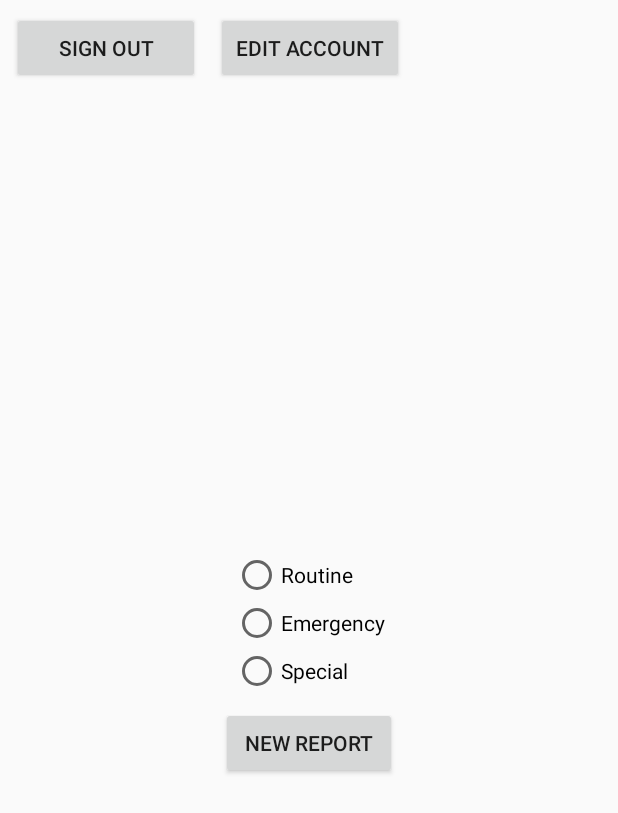
After one commit to MinBarry/Location-Reporting-App, an Android app: the MainActivity screen opened directly, with no data from a screen before it, on a phone screen of 412 x 824 dp. The commit adds this screen. Shown: the top 813 px of the screen. Run offline under Robolectric (Android 15) with nearby library versions, the phone set to English and light mode, and no system bars.

Commit message:
Add android app login

```diff
--- a/Location-Reporting-App-Android/app/build.gradle
+++ b/Location-Reporting-App-Android/app/build.gradle
@@ -4,7 +4,7 @@ android {
     compileSdkVersion 27
     defaultConfig {
         applicationId "minna.location_reporting_app_android"
-        minSdkVersion 15
+        minSdkVersion 14
         targetSdkVersion 27
         versionCode 1
         versionName "1.0"
@@ -22,7 +22,10 @@ dependencies {
     implementation fileTree(dir: 'libs', include: ['*.jar'])
     implementation 'com.android.support:appcompat-v7:27.1.1'
     implementation 'com.android.support:design:27.1.1'
+    implementation 'com.android.support.constraint:constraint-layout:1.1.0'
     testImplementation 'junit:junit:4.12'
     androidTestImplementation 'com.android.support.test:runner:1.0.1'
     androidTestImplementation 'com.android.support.test.espresso:espresso-core:3.0.1'
+    implementation 'com.android.volley:volley:1.1.0'
+
 }
--- a/Location-Reporting-App-Android/app/src/main/AndroidManifest.xml
+++ b/Location-Reporting-App-Android/app/src/main/AndroidManifest.xml
@@ -1,10 +1,12 @@
 <?xml version="1.0" encoding="utf-8"?>
 <manifest xmlns:android="http://schemas.android.com/apk/res/android"
     package="minna.location_reporting_app_android">
+
     <!-- To auto-complete the email text field in the login form with the user's emails -->
     <uses-permission android:name="android.permission.GET_ACCOUNTS" />
     <uses-permission android:name="android.permission.READ_PROFILE" />
     <uses-permission android:name="android.permission.READ_CONTACTS" />
+    <uses-permission android:name="android.permission.INTERNET"/>
 
     <application
         android:allowBackup="true"
@@ -22,6 +24,10 @@
                 <category android:name="android.intent.category.LAUNCHER" />
             </intent-filter>
         </activity>
+        <activity
+            android:name=".MainActivity"
+            android:label="@string/title_activity_main"
+            android:theme="@style/AppTheme.NoActionBar"></activity>
     </application>
 
 </manifest>
--- /dev/null
+++ b/Location-Reporting-App-Android/app/src/main/java/minna/location_reporting_app_android/MainActivity.java
@@ -0,0 +1,47 @@
+package minna.location_reporting_app_android;
+
+import android.os.Bundle;
+import android.support.design.widget.FloatingActionButton;
+import android.support.design.widget.Snackbar;
+import android.support.v7.app.AppCompatActivity;
+import android.support.v7.widget.Toolbar;
+import android.view.View;
+import android.widget.Button;
+
+public class MainActivity extends AppCompatActivity {
+
+    @Override
+    protected void onCreate(Bundle savedInstanceState) {
+        super.onCreate(savedInstanceState);
+        setContentView(R.layout.activity_main);
+        Button mSignout = (Button) findViewById(R.id.signout);
+        Button mEditAccount = (Button) findViewById(R.id.editAccount);
+        Button mNewReport = (Button) findViewById(R.id.newReport);
+
+        mSignout.setOnClickListener(new View.OnClickListener() {
+            @Override
+            public void onClick(View view) {
+
+            }
+
+        });
+
+        mEditAccount.setOnClickListener(new View.OnClickListener() {
+            @Override
+            public void onClick(View view) {
+
+            }
+
+        });
+
+        mNewReport.setOnClickListener(new View.OnClickListener() {
+            @Override
+            public void onClick(View view) {
+
+            }
+
+        });
+
+    }
+
+}
--- /dev/null
+++ b/Location-Reporting-App-Android/app/src/main/res/layout/activity_main.xml
@@ -0,0 +1,105 @@
+<?xml version="1.0" encoding="utf-8"?>
+<android.support.constraint.ConstraintLayout xmlns:android="http://schemas.android.com/apk/res/android"
+    xmlns:app="http://schemas.android.com/apk/res-auto"
+    xmlns:tools="http://schemas.android.com/tools"
+    android:layout_width="match_parent"
+    android:layout_height="match_parent"
+    tools:context=".MainActivity">
+
+
+    <Button
+        android:id="@+id/signout"
+        android:layout_width="125dp"
+        android:layout_height="wrap_content"
+        android:layout_marginLeft="8dp"
+        android:layout_marginStart="8dp"
+        android:layout_marginTop="8dp"
+        android:text="@string/action_signout"
+        app:layout_constraintStart_toStartOf="parent"
+        app:layout_constraintTop_toTopOf="parent" />
+
+    <Button
+        android:id="@+id/editAccount"
+        android:layout_width="125dp"
+        android:layout_height="wrap_content"
+        android:layout_marginEnd="8dp"
+        android:layout_marginLeft="8dp"
+        android:layout_marginRight="8dp"
+        android:layout_marginStart="8dp"
+        android:layout_marginTop="8dp"
+        android:text="@string/action_editAccount"
+        app:layout_constraintEnd_toEndOf="parent"
+        app:layout_constraintHorizontal_bias="0.017"
+        app:layout_constraintStart_toEndOf="@+id/signout"
+        app:layout_constraintTop_toTopOf="parent" />
+
+    <RadioGroup
+        android:layout_width="wrap_content"
+        android:layout_height="wrap_content"
+        android:layout_marginBottom="8dp"
+        android:layout_marginEnd="8dp"
+        android:layout_marginLeft="8dp"
+        android:layout_marginRight="8dp"
+        android:layout_marginStart="8dp"
+        android:layout_marginTop="8dp"
+        app:layout_constraintBottom_toTopOf="@+id/newReport"
+        app:layout_constraintEnd_toEndOf="parent"
+        app:layout_constraintStart_toStartOf="parent"
+        app:layout_constraintTop_toBottomOf="@+id/signout"
+        app:layout_constraintVertical_bias="1.0">
+
+        <RadioButton
+            android:id="@+id/optionRoutine"
+            android:layout_width="wrap_content"
+            android:layout_height="wrap_content"
+            android:layout_weight="1"
+            android:text="@string/option_routine" />
+
+        <RadioButton
+            android:id="@+id/optionEmergency"
+            android:layout_width="wrap_content"
+            android:layout_height="wrap_content"
+            android:layout_weight="1"
+            android:text="@string/option_emergency" />
+
+        <RadioButton
+            android:id="@+id/optionSpecial"
+            android:layout_width="wrap_content"
+            android:layout_height="wrap_content"
+            android:layout_weight="1"
+            android:text="@string/option_special" />
+    </RadioGroup>
+
+    <Button
+        android:id="@+id/newReport"
+        android:layout_width="117dp"
+        android:layout_height="wrap_content"
+        android:layout_marginBottom="8dp"
+        android:layout_marginEnd="8dp"
+        android:layout_marginLeft="8dp"
+        android:layout_marginRight="8dp"
+        android:layout_marginStart="8dp"
+        android:layout_marginTop="8dp"
+        android:text="@string/action_newReport"
+        app:layout_constraintBottom_toBottomOf="parent"
+        app:layout_constraintEnd_toEndOf="parent"
+        app:layout_constraintStart_toStartOf="parent"
+        app:layout_constraintTop_toTopOf="parent"
+        app:layout_constraintVertical_bias="0.61" />
+
+    <LinearLayout
+        android:id="@+id/linearLayout2"
+        android:layout_width="wrap_content"
+        android:layout_height="wrap_content"
+        android:layout_marginBottom="8dp"
+        android:layout_marginEnd="8dp"
+        android:layout_marginLeft="8dp"
+        android:layout_marginRight="8dp"
+        android:layout_marginStart="8dp"
+        android:orientation="vertical"
+        app:layout_constraintBottom_toBottomOf="parent"
+        app:layout_constraintEnd_toEndOf="parent"
+        app:layout_constraintStart_toStartOf="parent">
+
+    </LinearLayout>
+</android.support.constraint.ConstraintLayout>
--- a/Location-Reporting-App-Android/app/src/main/res/values/dimens.xml
+++ b/Location-Reporting-App-Android/app/src/main/res/values/dimens.xml
@@ -2,4 +2,5 @@
     <!-- Default screen margins, per the Android Design guidelines. -->
     <dimen name="activity_horizontal_margin">16dp</dimen>
     <dimen name="activity_vertical_margin">16dp</dimen>
+    <dimen name="fab_margin">16dp</dimen>
 </resources>
--- a/Location-Reporting-App-Android/app/src/main/res/values/strings.xml
+++ b/Location-Reporting-App-Android/app/src/main/res/values/strings.xml
@@ -3,14 +3,24 @@
 
     <!-- Strings related to login -->
     <string name="prompt_email">Email</string>
-    <string name="prompt_password">Password (optional)</string>
-    <string name="action_sign_in">Sign in or register</string>
+    <string name="prompt_password">Password</string>
+
+    <string name="action_sign_in">Sign in</string>
     <string name="action_sign_in_short">Sign in</string>
+    <string name="action_editAccount">Edit Account</string>
+    <string name="action_newReport">New Report</string>
+    <string name="action_signout">Sign out</string>
+
     <string name="error_invalid_email">This email address is invalid</string>
     <string name="error_invalid_password">This password is too short</string>
     <string name="error_incorrect_password">This password is incorrect</string>
     <string name="error_field_required">This field is required</string>
-    <string name="permission_rationale">"Contacts permissions are needed for providing email
-        completions."
-    </string>
+
+
+    <string name="option_routine">Routine</string>
+    <string name="option_special">Special</string>
+    <string name="option_emergency">Emergency</string>
+
+    <string name="title_activity_main">MainActivity</string>
+    <string name="host_url">http://10.0.2.2/58270</string>
 </resources>
--- a/Location-Reporting-App-Android/app/src/main/res/values/styles.xml
+++ b/Location-Reporting-App-Android/app/src/main/res/values/styles.xml
@@ -8,4 +8,13 @@
         <item name="colorAccent">@color/colorAccent</item>
     </style>
 
+    <style name="AppTheme.NoActionBar">
+        <item name="windowActionBar">false</item>
+        <item name="windowNoTitle">true</item>
+    </style>
+
+    <style name="AppTheme.AppBarOverlay" parent="ThemeOverlay.AppCompat.Dark.ActionBar" />
+
+    <style name="AppTheme.PopupOverlay" parent="ThemeOverlay.AppCompat.Light" />
+
 </resources>
```
Also changed, not shown: Location-Reporting-App-Android/app/src/main/java/minna/location_reporting_app_android/LoginActivity.java (+110 -237 lines), Location-Reporting-App-Android/app/src/main/res/layout/activity_login.xml (+10 -4 lines), Location-Reporting-App-Android/app/src/main/res/layout/content_main.xml (added, +11 -0 lines), Location-Reporting-App-Android/gradle/wrapper/gradle-wrapper.properties, 2 other files.
